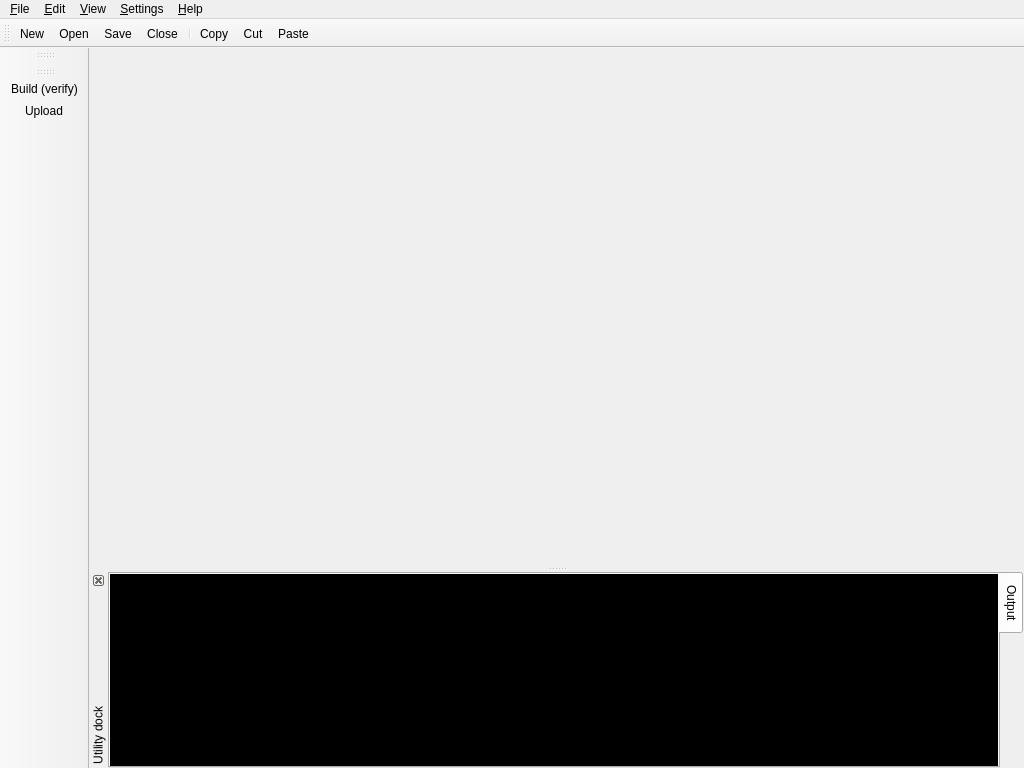
This is gui/MainWindow.ui in mupuf/arduide as Qt 5 draws it before an edit. The edited form follows.
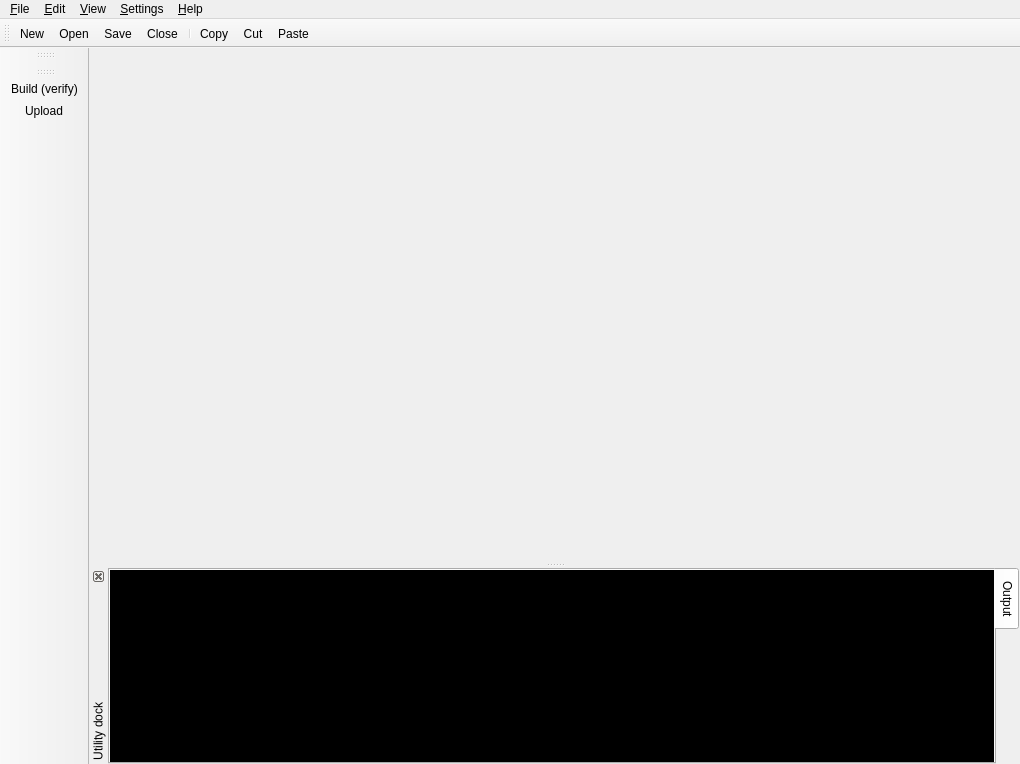
This is the edited form. Icons and pictures are not drawn. Custom widgets are drawn as their Qt base class.

```diff
--- a/gui/MainWindow.ui
+++ b/gui/MainWindow.ui
@@ -6,8 +6,8 @@
    <rect>
     <x>0</x>
     <y>0</y>
-    <width>1024</width>
-    <height>768</height>
+    <width>1020</width>
+    <height>764</height>
    </rect>
   </property>
   <property name="windowTitle">
@@ -19,8 +19,8 @@
     <rect>
      <x>0</x>
      <y>0</y>
-     <width>1024</width>
-     <height>19</height>
+     <width>1020</width>
+     <height>20</height>
     </rect>
    </property>
    <widget class="QMenu" name="menu_File">
```
Left out of the diff: 33 changed lines with no effect on the pictures.
